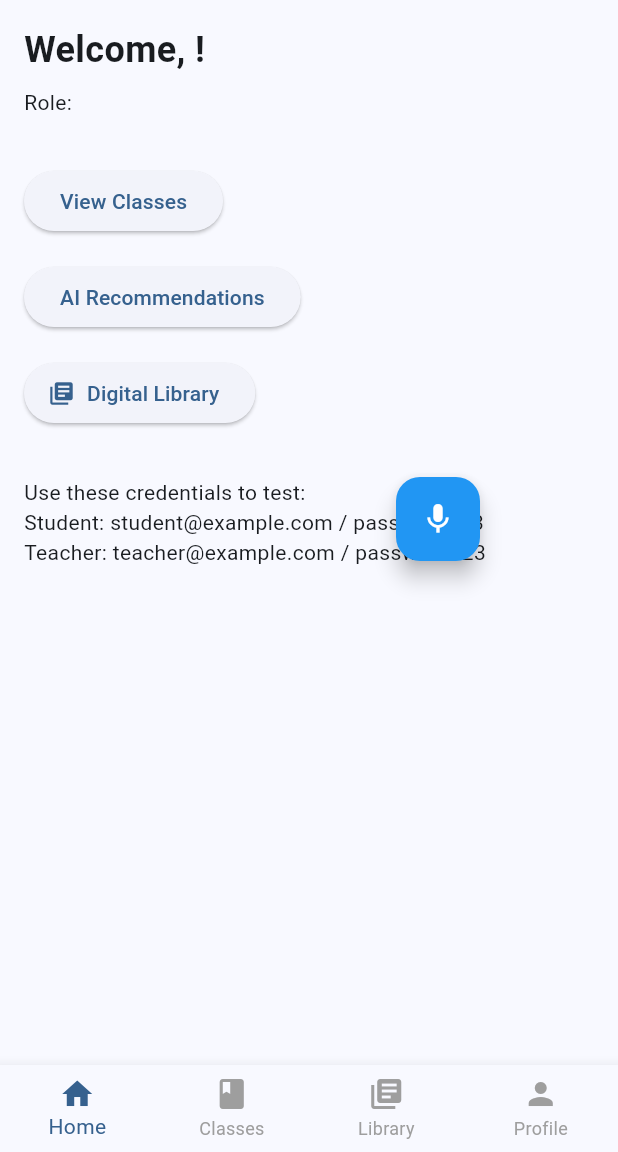
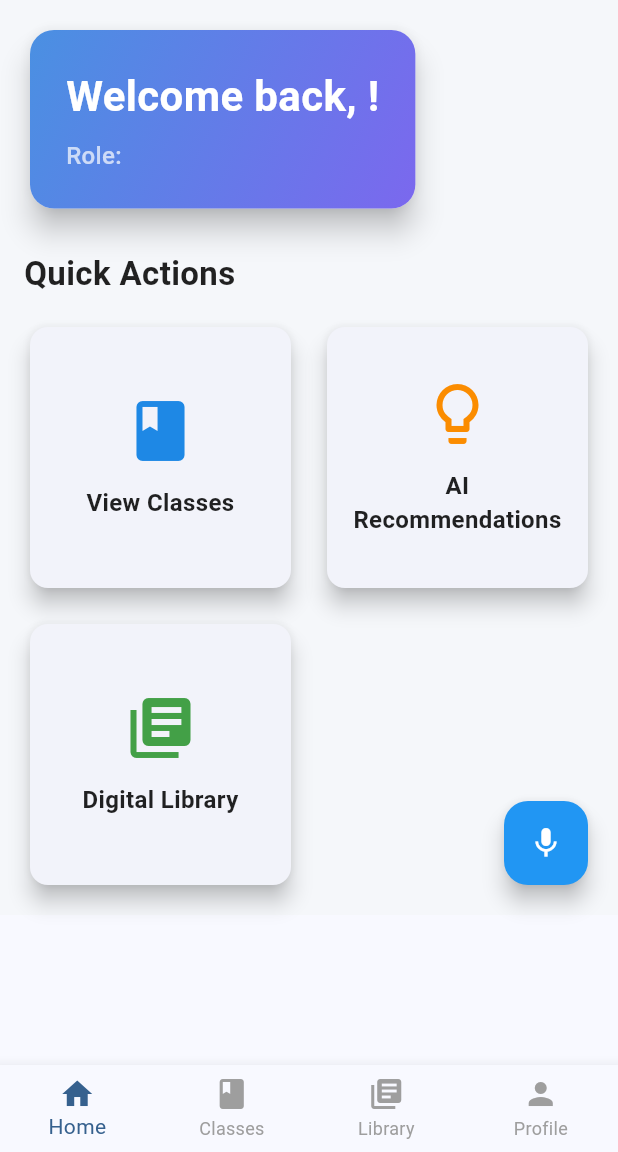
Before and after one commit to Afriyaniwulandari/Smart-Classroom, a Flutter app: the HomeScreen screen opened by its route, on a phone screen of 412 x 824 dp, the part 84-1236 px from its top. Run offline on Flutter 3.47's test engine with Material 3 defaults, Android fonts, the phone set to English and light mode, and no system bars; our stand-ins replace dio, fl_chart, flutter_local_notifications, flutter_tts, image_picker, pdf and 5 more; missing offline and left inert: encrypt, mobile_scanner; accounts and stored records are empty.

Commit message:
Perubahan fitur dan tampilan di home

```diff
--- a/lib/screens/home_screen.dart
+++ b/lib/screens/home_screen.dart
@@ -23,119 +23,196 @@ class HomeScreen extends StatefulWidget {
 class _HomeScreenState extends State<HomeScreen> {
   int _selectedIndex = 0;
 
+  // Custom color scheme
+  static const Color primaryColor = Color(0xFF4A90E2);
+  static const Color secondaryColor = Color(0xFF7B68EE);
+  static const Color backgroundColor = Color(0xFFF5F7FA);
+
   Widget _buildHomeTab() {
     final authProvider = Provider.of<AuthProvider>(context);
     final user = authProvider.user;
 
+    // Define features based on user role
+    List<Map<String, dynamic>> features = [
+      {
+        'title': 'View Classes',
+        'icon': Icons.class_,
+        'color': Colors.blue.shade600,
+        'onTap': () => Navigator.of(context).push(
+          MaterialPageRoute(builder: (_) => const ClassesScreen()),
+        ),
+      },
+      {
+        'title': 'AI Recommendations',
+        'icon': Icons.lightbulb_outline,
+        'color': Colors.orange.shade600,
+        'onTap': () => Navigator.of(context).push(
+          MaterialPageRoute(builder: (_) => const RecommendationsScreen()),
+        ),
+      },
+      {
+        'title': 'Digital Library',
+        'icon': Icons.library_books,
+        'color': Colors.green.shade600,
+        'onTap': () => Navigator.of(context).push(
+          MaterialPageRoute(builder: (_) => const DigitalLibraryScreen()),
+        ),
+      },
+    ];
+
+    // Add student-specific features
+    if (user?.role == 'student') {
+      features.addAll([
+        {
+          'title': 'My Dashboard',
+          'icon': Icons.dashboard,
+          'color': Colors.purple.shade600,
+          'onTap': () => Navigator.of(context).push(
+            MaterialPageRoute(builder: (_) => const StudentDashboardScreen()),
+          ),
+        },
+        {
+          'title': 'View Attendance',
+          'icon': Icons.history,
+          'color': Colors.teal.shade600,
+          'onTap': () => Navigator.of(context).push(
+            MaterialPageRoute(builder: (_) => const AttendanceHistoryScreen()),
+          ),
+        },
+        {
+          'title': 'Scan QR Code',
+          'icon': Icons.qr_code_scanner,
+          'color': Colors.red.shade600,
+          'onTap': () => Navigator.of(context).push(
+            MaterialPageRoute(builder: (_) => const QrScannerScreen()),
+          ),
+        },
+      ]);
+    }
+
+    // Add teacher-specific features
+    if (user?.role == 'teacher') {
+      features.add({
+        'title': 'Teacher Dashboard',
+        'icon': Icons.school,
+        'color': Colors.indigo.shade600,
+        'onTap': () => Navigator.of(context).push(
+          MaterialPageRoute(builder: (_) => const TeacherDashboardScreen()),
+        ),
+      });
+    }
+
     return Stack(
       children: [
-        SingleChildScrollView(
+        Container(
+          color: backgroundColor,
+          child: SingleChildScrollView(
             padding: const EdgeInsets.all(16),
             child: Column(
               crossAxisAlignment: CrossAxisAlignment.start,
               children: [
+                // Welcome Card
+                Card(
+                  elevation: 8,
+                  shape: RoundedRectangleBorder(
+                    borderRadius: BorderRadius.circular(16),
+                  ),
+                  child: Container(
+                    decoration: BoxDecoration(
+                      gradient: LinearGradient(
+                        colors: [primaryColor, secondaryColor],
+                        begin: Alignment.topLeft,
+                        end: Alignment.bottomRight,
+                      ),
+                      borderRadius: BorderRadius.circular(16),
+                    ),
+                    padding: const EdgeInsets.all(24),
+                    child: Column(
+                      crossAxisAlignment: CrossAxisAlignment.start,
+                      children: [
                         Text(
-                'Welcome, ${user?.name ?? 'User'}!',
-                style: const TextStyle(fontSize: 24, fontWeight: FontWeight.bold),
+                          'Welcome back, ${user?.name ?? 'User'}!',
+                          style: const TextStyle(
+                            fontSize: 28,
+                            fontWeight: FontWeight.bold,
+                            color: Colors.white,
+                          ),
                         ),
                         const SizedBox(height: 8),
-              Text('Role: ${user?.role ?? 'Unknown'}'),
-              const SizedBox(height: 32),
+                        Text(
+                          'Role: ${user?.role ?? 'Unknown'}',
+                          style: const TextStyle(
+                            fontSize: 16,
+                            color: Colors.white70,
+                            fontWeight: FontWeight.w500,
+                          ),
+                        ),
+                      ],
+                    ),
+                  ),
+                ),
+                const SizedBox(height: 24),
 
-              // Common buttons for all users
-              ElevatedButton(
-                onPressed: () {
-                  Navigator.of(context).push(
-                    MaterialPageRoute(builder: (_) => const ClassesScreen()),
-                  );
-                },
-                child: const Text('View Classes'),
+                // Features Grid
+                Text(
+                  'Quick Actions',
+                  style: TextStyle(
+                    fontSize: 22,
+                    fontWeight: FontWeight.bold,
+                    color: Colors.black87,
+                  ),
                 ),
                 const SizedBox(height: 16),
-              ElevatedButton(
-                onPressed: () {
-                  Navigator.of(context).push(
-                    MaterialPageRoute(builder: (_) => const RecommendationsScreen()),
-                  );
-                },
-                child: const Text('AI Recommendations'),
-              ),
-              const SizedBox(height: 16),
-              ElevatedButton.icon(
-                onPressed: () {
-                  Navigator.of(context).push(
-                    MaterialPageRoute(builder: (_) => const DigitalLibraryScreen()),
-                  );
-                },
-                icon: const Icon(Icons.library_books),
-                label: const Text('Digital Library'),
-              ),
-
-              // Student-specific buttons
-              if (user?.role == 'student') ...[
-                const SizedBox(height: 16),
-                ElevatedButton.icon(
-                  onPressed: () {
-                    Navigator.of(context).push(
-                      MaterialPageRoute(builder: (_) => const StudentDashboardScreen()),
-                    );
-                  },
-                  icon: const Icon(Icons.dashboard),
-                  label: const Text('My Dashboard'),
+                GridView.count(
+                  crossAxisCount: 2,
+                  crossAxisSpacing: 16,
+                  mainAxisSpacing: 16,
+                  shrinkWrap: true,
+                  physics: const NeverScrollableScrollPhysics(),
+                  children: features.map((feature) => _buildFeatureCard(feature)).toList(),
                 ),
               ],
-
-              // Student-specific buttons (continued)
-              if (user?.role == 'student') ...[
-                const SizedBox(height: 32),
-                const Text(
-                  'Attendance',
-                  style: TextStyle(fontSize: 20, fontWeight: FontWeight.bold),
             ),
-                const SizedBox(height: 16),
-                ElevatedButton.icon(
-                  onPressed: () {
-                    Navigator.of(context).push(
-                      MaterialPageRoute(builder: (_) => const AttendanceHistoryScreen()),
-                    );
-                  },
-                  icon: const Icon(Icons.history),
-                  label: const Text('View My Attendance'),
-                ),
-                const SizedBox(height: 16),
-                ElevatedButton.icon(
-                  onPressed: () {
-                    Navigator.of(context).push(
-                      MaterialPageRoute(builder: (_) => const QrScannerScreen()),
-                    );
-                  },
-                  icon: const Icon(Icons.qr_code_scanner),
-                  label: const Text('Scan QR Code'),
-                ),
-              ],
-
-              // Teacher-specific section
-              if (user?.role == 'teacher') ...[
-                const SizedBox(height: 32),
-                ElevatedButton(
-                  onPressed: () {
-                    Navigator.of(context).push(
-                      MaterialPageRoute(builder: (_) => const TeacherDashboardScreen()),
-                    );
-                  },
-                  child: const Text('View Teacher Dashboard'),
-                ),
-              ],
-
-              const SizedBox(height: 32),
-              const Text('Use these credentials to test:'),
-              const Text('Student: student@example.com / password123'),
-              const Text('Teacher: teacher@example.com / password123'),
-            ],
           ),
         ),
         const VoiceAssistantOverlay(),
       ],
+    );
+  }
+
+  Widget _buildFeatureCard(Map<String, dynamic> feature) {
+    return Card(
+      elevation: 6,
+      shape: RoundedRectangleBorder(
+        borderRadius: BorderRadius.circular(12),
+      ),
+      child: InkWell(
+        onTap: feature['onTap'],
+        borderRadius: BorderRadius.circular(12),
+        child: Container(
+          padding: const EdgeInsets.all(16),
+          child: Column(
+            mainAxisAlignment: MainAxisAlignment.center,
+            children: [
+              Icon(
+                feature['icon'],
+                size: 48,
+                color: feature['color'],
+              ),
+              const SizedBox(height: 12),
+              Text(
+                feature['title'],
+                style: const TextStyle(
+                  fontSize: 16,
+                  fontWeight: FontWeight.w600,
+                  color: Colors.black87,
+                ),
+                textAlign: TextAlign.center,
+              ),
+            ],
+          ),
+        ),
+      ),
     );
   }
 
```
Lines whose indentation alone changed are shown as unchanged.
